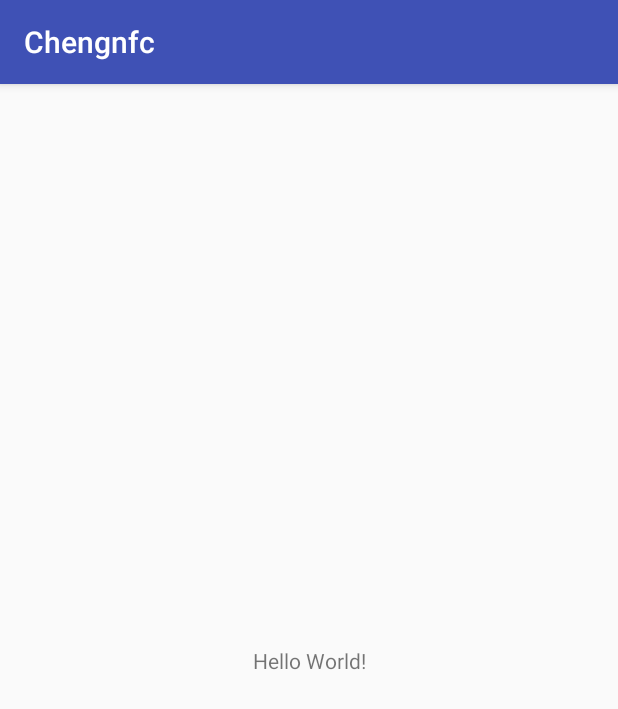
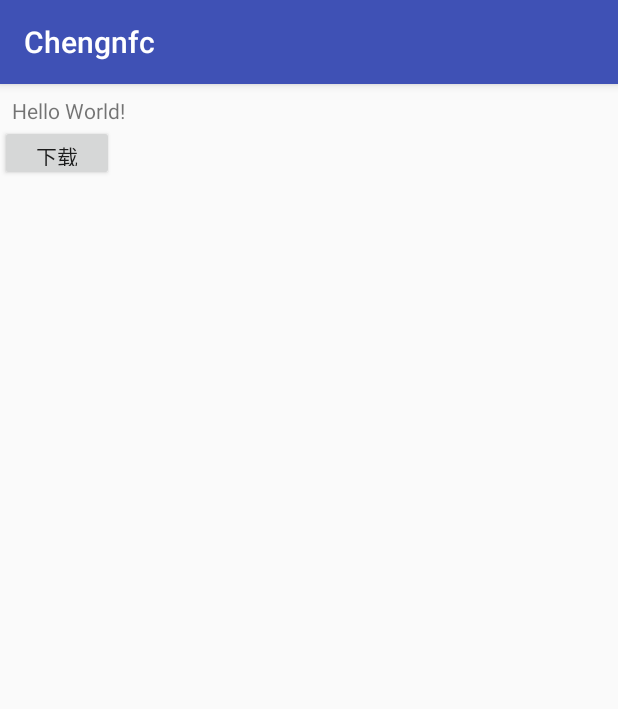
Before and after one commit to Storm-sev/HttpClient, an Android app: the screen it shows after launch (MainActivity), on a phone screen of 412 x 824 dp. Shown: the top 709 px of the screen. Run offline under Robolectric (Android 15) with nearby library versions, the phone set to English and light mode, and no system bars; libraries missing offline, so code that uses them is left out: com.jakewharton.rxbinding, rx.android.schedulers, rx.functions, rx.schedulers; 4 statements that could not run were skipped.

Commit message:
添加下载 跟新模块  优化 rxjava

```diff
--- a/app/src/main/AndroidManifest.xml
+++ b/app/src/main/AndroidManifest.xml
@@ -26,6 +26,7 @@
                 <category android:name="android.intent.category.LAUNCHER" />
             </intent-filter>
         </activity>
+        <service android:name=".service.UpdateService" />
     </application>
 
 </manifest>
--- a/app/src/main/java/com/cheng315/chengnfc/MainActivity.java
+++ b/app/src/main/java/com/cheng315/chengnfc/MainActivity.java
@@ -1,24 +1,162 @@
 package com.cheng315.chengnfc;
 
+import android.content.Intent;
+import android.os.Bundle;
 import android.support.v7.app.AppCompatActivity;
-import android.os.Bundle;
+import android.widget.Button;
+import android.widget.TextView;
 
+import com.cheng315.chengnfc.bean.VersionBean;
+import com.cheng315.chengnfc.httpclient.CommonCallBack;
 import com.cheng315.chengnfc.httpclient.HttpManager;
+import com.cheng315.chengnfc.service.UpdateService;
+import com.cheng315.chengnfc.utils.LogUtils;
+import com.cheng315.chengnfc.utils.RxBus;
+import com.jakewharton.rxbinding.view.RxView;
+
+import rx.functions.Action1;
 
 public class MainActivity extends AppCompatActivity {
+
+    private static final String TAG = "MainActivity";
+
+    private Button download_apk;
+    private TextView textView;
+
+    private VersionBean mVersionBean;
+
 
     @Override
     protected void onCreate(Bundle savedInstanceState) {
         super.onCreate(savedInstanceState);
         setContentView(R.layout.activity_main);
 
+        initViews();
 
         initData();
+
+        _setUpListener();
+
+    }
+
+
+    /**
+     * 设置监听
+     */
+
+    private void _setUpListener() {
+
+//        download_apk.setOnClickListener(new View.OnClickListener() {
+//            @Override
+//            public void onClick(View v) {
+//
+//                if (mVersionBean == null) {
+//                    return;
+//
+//                }
+//                // 直接启动下载的service
+//                startToUpdate();
+//
+//            }
+//        });
+
+
+        RxView.clicks(download_apk)
+                .subscribe(new Action1<Void>() {
+                    @Override
+                    public void call(Void aVoid) {
+
+                        if (mVersionBean == null) {
+                            return;
+                        }
+
+                        startToUpdate();
+                    }
+                });
+
+    }
+
+
+    /**
+     * 启动服务更新版本
+     */
+    private void startToUpdate() {
+
+        Intent intent = new Intent(MainActivity.this, UpdateService.class);
+        intent.putExtra(UpdateService.APK_URL, mVersionBean.getData().getApkUrl());
+        startService(intent);
+    }
+
+    /**
+     * init
+     */
+    private void initViews() {
+        download_apk = (Button) findViewById(R.id.download_apk);
+        textView = (TextView) findViewById(R.id.textView);
+
     }
 
     private void initData() {
 
-        HttpManager.checkVersionCode("V1_1.1");
+
+        checkVersionCode();
+        RxBus.getInstace().doSubscribe(VersionBean.class, new Action1<VersionBean>() {
+            @Override
+            public void call(VersionBean versionBean) {
+
+                mVersionBean = versionBean;
+
+            }
+        }, new Action1<Throwable>() {
+            @Override
+            public void call(Throwable throwable) {
+
+
+            }
+        });
 
     }
+
+
+    /**
+     * 检查版本状态
+     */
+    private void checkVersionCode() {
+        HttpManager.checkVersionCode("V1_1.0", new CommonCallBack<VersionBean>() {
+            @Override
+            public void onStart() {
+
+            }
+
+            @Override
+            public void onError(Throwable e) {
+
+            }
+
+            @Override
+            public void onComplete() {
+
+            }
+
+            @Override
+            public void onNext(VersionBean versionBean) {
+
+
+                LogUtils.d(TAG, "回调到activity界面的数据 : " + versionBean.getCode());
+
+                //
+                if (!"0".equals(versionBean.getCode())) {
+                    return;
+
+                }
+
+                RxBus.getInstace().send(versionBean);
+
+            }
+
+
+        });
+    }
+
+
 }
--- /dev/null
+++ b/app/src/main/java/com/cheng315/chengnfc/httpclient/CommonCallBack.java
@@ -0,0 +1,26 @@
+package com.cheng315.chengnfc.httpclient;
+
+/**
+ * Created by Administrator on 2017/8/28.
+ * 通用网络请求回调
+ */
+
+public interface CommonCallBack<T> {
+
+    // 请求之前
+    void onStart();
+
+    // 发生错虚
+    void onError(Throwable e);
+
+
+    // 请求成功
+    void onComplete();
+
+
+    /**
+     * 获取请求的数据
+     */
+    void onNext(T t);
+
+}
--- a/app/src/main/java/com/cheng315/chengnfc/httpclient/HttpManager.java
+++ b/app/src/main/java/com/cheng315/chengnfc/httpclient/HttpManager.java
@@ -4,6 +4,7 @@ import com.cheng315.chengnfc.bean.VersionBean;
 import com.cheng315.chengnfc.httpclient.downloadfile.FileCallBack;
 import com.cheng315.chengnfc.httpclient.downloadfile.FileSubscriber;
 import com.cheng315.chengnfc.utils.LogUtils;
+import com.cheng315.chengnfc.utils.RxBus;
 
 import okhttp3.ResponseBody;
 import rx.Observable;
@@ -24,9 +25,6 @@ public class HttpManager {
 
     /**
      * 下载执行请求
-     *
-     * @param url
-     * @param fileCallBack
      */
     public static void load(String url, final FileCallBack<ResponseBody> fileCallBack) {
 
@@ -41,13 +39,17 @@ public class HttpManager {
                     public void call(ResponseBody responseBody) {
                         fileCallBack.saveFile(responseBody);
                     }
-                }).observeOn(AndroidSchedulers.mainThread())
+                })
+                .observeOn(AndroidSchedulers.mainThread())
                 .subscribe(new FileSubscriber<ResponseBody>(fileCallBack));
 
 
     }
 
-    public static void checkVersionCode(String curVersionCode) {
+    /**
+     * 检查版本是否一致 api
+     */
+    public static void checkVersionCode(String curVersionCode, final CommonCallBack commonCallBack) {
 
         Observable<VersionBean> versionBeanObservable =
                 HttpClientManager.getHttpClientService().checkVersionService(curVersionCode);
@@ -60,8 +62,12 @@ public class HttpManager {
                     @Override
                     public void onCompleted() {
 
+                        LogUtils.d(TAG, "onCompleted : 请求完成");
 
-                        LogUtils.d(TAG, "onCompleted : 请求完成");
+                        if (commonCallBack != null) {
+                            commonCallBack.onComplete();
+                        }
+
                     }
 
                     @Override
@@ -69,23 +75,25 @@ public class HttpManager {
 
                         LogUtils.d(TAG, "onError : " + e.toString());
 
+                        if (commonCallBack != null) {
+                            commonCallBack.onError(e);
+
+                        }
                     }
 
                     @Override
                     public void onNext(VersionBean versionBean) {
 
 
-                        LogUtils.d(TAG, " onNext 获取链接的版本 判断 :  " + versionBean.getCode());
 
                         int code = Integer.valueOf(versionBean.getCode());
 
-                        if (code == 0) {
-                            LogUtils.d(TAG, "版本有更新 : " + versionBean.getData().getApkUrl());
+                        if (commonCallBack != null) {
+                            commonCallBack.onNext(versionBean);
 
-                        } else if (code == 7) {
-                            LogUtils.d(TAG, "当前为最新版本 ;　" + versionBean.getDescription());
                         }
 
+                        RxBus.getInstace().send("发送数据到 rxbus");
 
                     }
                 });
--- a/app/src/main/java/com/cheng315/chengnfc/httpclient/downloadfile/FileSubscriber.java
+++ b/app/src/main/java/com/cheng315/chengnfc/httpclient/downloadfile/FileSubscriber.java
@@ -53,8 +53,9 @@ public class FileSubscriber<T> extends Subscriber<T> {
 
         if (fileCallBack != null) {
             fileCallBack.onSuccess(t);
-
         }
 
     }
+
+
 }
--- a/app/src/main/java/com/cheng315/chengnfc/httpclient/downloadfile/ProgressInterceptor.java
+++ b/app/src/main/java/com/cheng315/chengnfc/httpclient/downloadfile/ProgressInterceptor.java
@@ -7,7 +7,7 @@ import okhttp3.Response;
 
 /**
  * Created by Administrator on 2017/8/25.
- * 自定义下载的拦截器
+ * 自定义下载拦截器
  */
 
 public class ProgressInterceptor implements Interceptor {
--- a/app/src/main/java/com/cheng315/chengnfc/httpclient/downloadfile/ProgressResponseBody.java
+++ b/app/src/main/java/com/cheng315/chengnfc/httpclient/downloadfile/ProgressResponseBody.java
@@ -49,7 +49,7 @@ public class ProgressResponseBody extends ResponseBody {
 
         }
 
-        return null;
+        return bufferedSource;
     }
 
     private Source source(Source source) {
--- a/app/src/main/java/com/cheng315/chengnfc/utils/RxBus.java
+++ b/app/src/main/java/com/cheng315/chengnfc/utils/RxBus.java
@@ -1,4 +1,5 @@
 package com.cheng315.chengnfc.utils;
+
 
 import java.util.HashMap;
 import java.util.Map;
--- a/app/src/main/res/layout/activity_main.xml
+++ b/app/src/main/res/layout/activity_main.xml
@@ -1,18 +1,33 @@
 <?xml version="1.0" encoding="utf-8"?>
-<android.support.constraint.ConstraintLayout xmlns:android="http://schemas.android.com/apk/res/android"
+<LinearLayout xmlns:android="http://schemas.android.com/apk/res/android"
     xmlns:app="http://schemas.android.com/apk/res-auto"
-    xmlns:tools="http://schemas.android.com/tools"
     android:layout_width="match_parent"
     android:layout_height="match_parent"
-    tools:context="com.cheng315.chengnfc.MainActivity">
+    >
 
-    <TextView
-        android:layout_width="wrap_content"
-        android:layout_height="wrap_content"
-        android:text="Hello World!"
-        app:layout_constraintBottom_toBottomOf="parent"
-        app:layout_constraintLeft_toLeftOf="parent"
-        app:layout_constraintRight_toRightOf="parent"
-        app:layout_constraintTop_toTopOf="parent" />
 
-</android.support.constraint.ConstraintLayout>
+    <LinearLayout
+        android:layout_width="match_parent"
+        android:layout_height="match_parent"
+        android:orientation="vertical"
+        >
+
+
+
+        <TextView
+            android:id="@+id/textView"
+            android:layout_width="wrap_content"
+            android:layout_height="wrap_content"
+            android:layout_marginLeft="8dp"
+            android:layout_marginRight="8dp"
+            android:layout_marginTop="8dp"
+            android:text="Hello World!" />
+
+        <Button
+            android:id="@+id/download_apk"
+            android:layout_width="76dp"
+            android:layout_height="37dp"
+            android:text="下载" />
+    </LinearLayout>
+
+</LinearLayout>
--- a/app/src/main/res/values/colors.xml
+++ b/app/src/main/res/values/colors.xml
@@ -3,4 +3,5 @@
     <color name="colorPrimary">#3F51B5</color>
     <color name="colorPrimaryDark">#303F9F</color>
     <color name="colorAccent">#FF4081</color>
+    <color name="contents_text">#ff000000</color>
 </resources>
--- a/settings.gradle
+++ b/settings.gradle
@@ -1 +1 @@
-include ':app'
+include ':app', ':downlaod'
```
Also changed, not shown: app/src/main/java/com/cheng315/chengnfc/httpclient/HttpClientManager.java (+2 -5 lines), app/src/main/java/com/cheng315/chengnfc/httpclient/MsgEvent.java (added, +31 -0 lines), app/src/main/java/com/cheng315/chengnfc/httpclient/RxHelper.java (added, +32 -0 lines), app/src/main/java/com/cheng315/chengnfc/httpclient/downloadfile/FileCallBack.java (+11 -4 lines), app/src/main/java/com/cheng315/chengnfc/service/UpdateService.java (added, +176 -0 lines), app/src/main/java/com/cheng315/chengnfc/utils/AppUtils.java (added, +45 -0 lines), app/src/main/res/layout/notification_update.xml (added, +44 -0 lines), app/src/main/res/drawable-xhdpi/icon_logo.png (added), app/src/main/res/drawable-xxhdpi/icon_logo.png (added).
